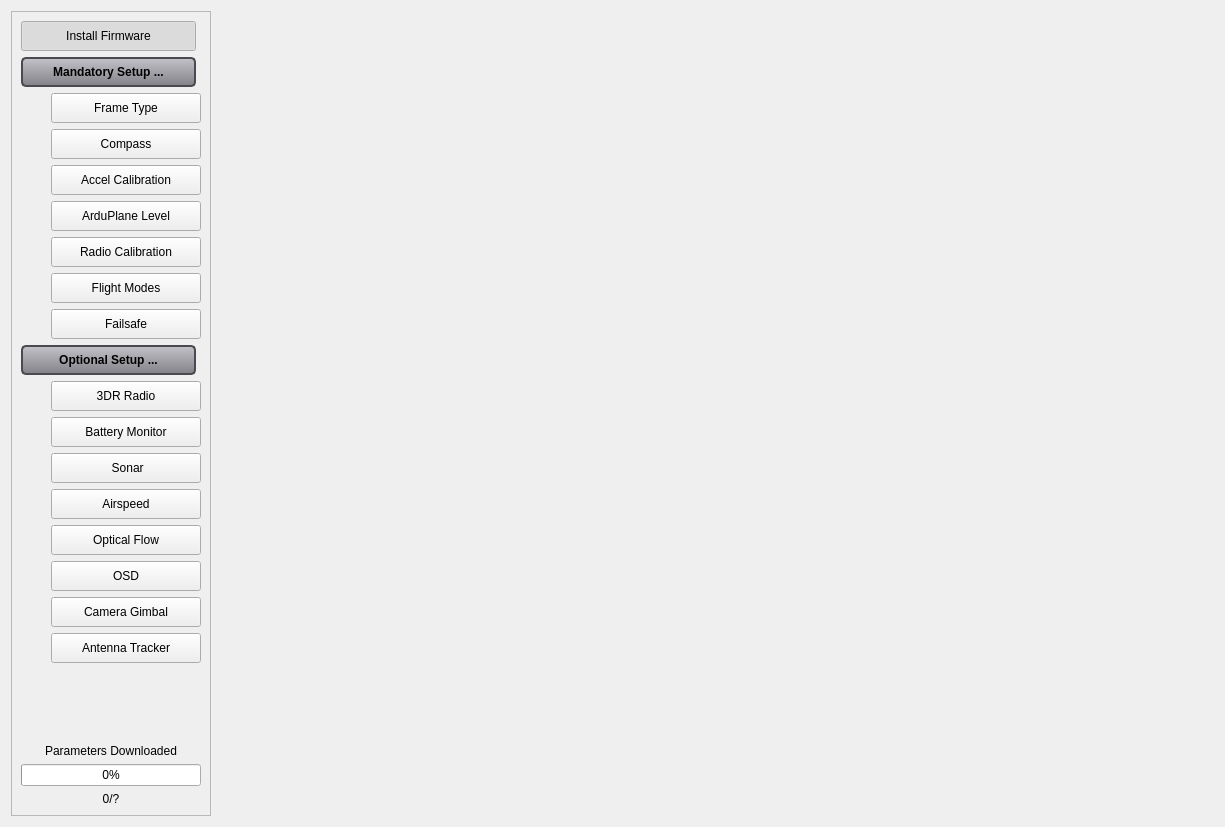
This is src/ui/configuration/ApmHardwareConfig.ui in ArduPilot/apm_planner as Qt 5 draws it before an edit. The edited form follows.
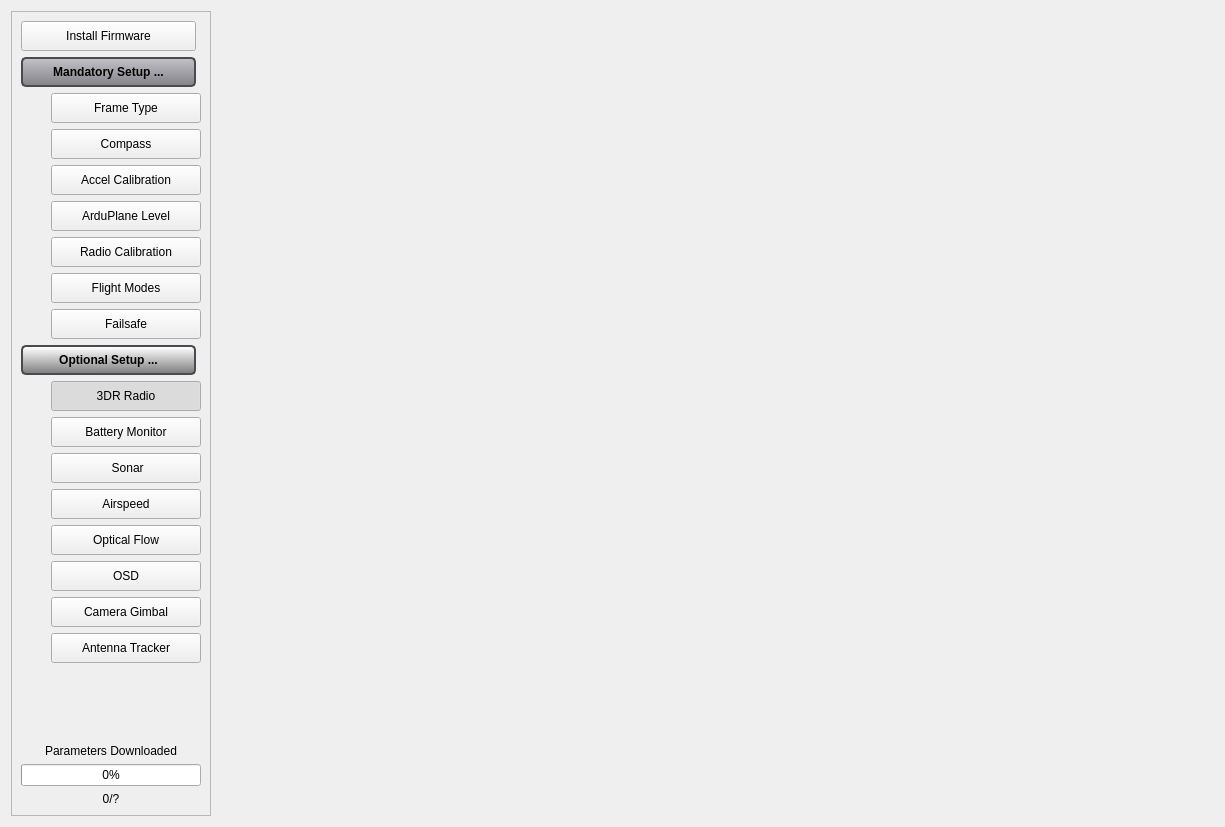
This is the edited form. Icons and pictures are not drawn.

Commit message: More changes to support Clickable and Highlightable Buttons

The edit to the form file:
```diff
--- a/src/ui/configuration/ApmHardwareConfig.ui
+++ b/src/ui/configuration/ApmHardwareConfig.ui
@@ -79,7 +79,7 @@
             <bool>true</bool>
            </property>
            <property name="checked">
-            <bool>true</bool>
+            <bool>false</bool>
            </property>
            <property name="autoExclusive">
             <bool>true</bool>
@@ -383,6 +383,9 @@
            <property name="checkable">
             <bool>true</bool>
            </property>
+           <property name="checked">
+            <bool>true</bool>
+           </property>
            <property name="autoExclusive">
             <bool>false</bool>
            </property>
@@ -408,6 +411,9 @@
            <property name="checkable">
             <bool>true</bool>
            </property>
+           <property name="checked">
+            <bool>true</bool>
+           </property>
            <property name="autoExclusive">
             <bool>true</bool>
            </property>
```
